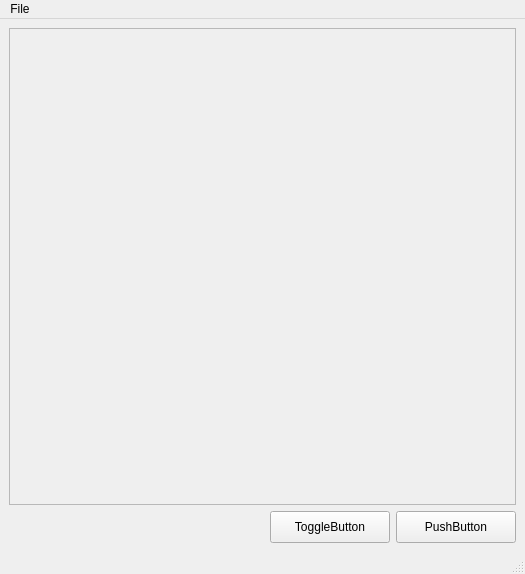
Before: the Qt Designer form mpl_qt/ui/main.ui in michaelhaberler/mpl_qt, drawn with Qt 5.
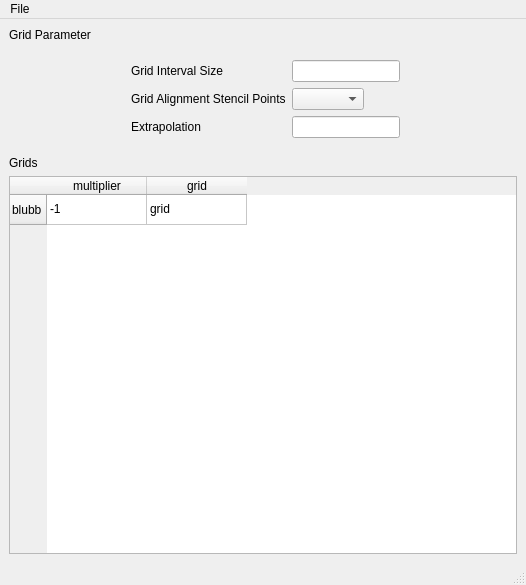
After: the same form once the commit is applied.

Diff of the .ui file:
```diff
--- a/mpl_qt/ui/main.ui
+++ b/mpl_qt/ui/main.ui
@@ -6,92 +6,124 @@
    <rect>
     <x>0</x>
     <y>0</y>
-    <width>525</width>
-    <height>574</height>
+    <width>526</width>
+    <height>585</height>
    </rect>
   </property>
   <property name="windowTitle">
    <string>mpl qt main</string>
   </property>
   <widget class="QWidget" name="centralwidget">
+   <property name="sizePolicy">
+    <sizepolicy hsizetype="Maximum" vsizetype="Maximum">
+     <horstretch>0</horstretch>
+     <verstretch>0</verstretch>
+    </sizepolicy>
+   </property>
    <layout class="QGridLayout" name="gridLayout_2">
-    <item row="2" column="0">
-     <spacer name="horizontalSpacer">
-      <property name="orientation">
-       <enum>Qt::Horizontal</enum>
+    <item row="0" column="0">
+     <layout class="QHBoxLayout" name="horizontalLayout" stretch="0">
+      <property name="sizeConstraint">
+       <enum>QLayout::SetDefaultConstraint</enum>
       </property>
-      <property name="sizeHint" stdset="0">
-       <size>
-        <width>246</width>
-        <height>20</height>
-       </size>
+      <property name="bottomMargin">
+       <number>0</number>
       </property>
-     </spacer>
-    </item>
-    <item row="2" column="1">
-     <layout class="QGridLayout" name="gridLayout">
-      <item row="0" column="1">
-       <widget class="QPushButton" name="pushButton">
-        <property name="minimumSize">
-         <size>
-          <width>120</width>
-          <height>32</height>
-         </size>
-        </property>
-        <property name="text">
-         <string>PushButton</string>
-        </property>
-        <property name="checkable">
-         <bool>false</bool>
-        </property>
-       </widget>
-      </item>
-      <item row="0" column="0">
-       <widget class="QPushButton" name="toggleButton">
-        <property name="enabled">
-         <bool>true</bool>
-        </property>
-        <property name="minimumSize">
-         <size>
-          <width>120</width>
-          <height>32</height>
-         </size>
-        </property>
-        <property name="acceptDrops">
-         <bool>false</bool>
-        </property>
-        <property name="text">
-         <string>ToggleButton</string>
-        </property>
-        <property name="checkable">
-         <bool>true</bool>
-        </property>
-        <property name="checked">
-         <bool>false</bool>
-        </property>
-        <property name="autoDefault">
-         <bool>false</bool>
-        </property>
-        <property name="default">
-         <bool>false</bool>
-        </property>
-        <property name="flat">
-         <bool>false</bool>
-        </property>
-       </widget>
+      <item>
+       <layout class="QVBoxLayout" name="verticalLayout">
+        <item>
+         <widget class="QLabel" name="label">
+          <property name="text">
+           <string>Grid Parameter</string>
+          </property>
+         </widget>
+        </item>
+        <item>
+         <layout class="QFormLayout" name="formLayout">
+          <property name="sizeConstraint">
+           <enum>QLayout::SetDefaultConstraint</enum>
+          </property>
+          <property name="fieldGrowthPolicy">
+           <enum>QFormLayout::FieldsStayAtSizeHint</enum>
+          </property>
+          <property name="formAlignment">
+           <set>Qt::AlignHCenter|Qt::AlignTop</set>
+          </property>
+          <property name="margin">
+           <number>12</number>
+          </property>
+          <item row="0" column="0">
+           <widget class="QLabel" name="gridIntervalSizeLabel">
+            <property name="text">
+             <string>Grid Interval Size</string>
+            </property>
+           </widget>
+          </item>
+          <item row="0" column="1">
+           <widget class="QLineEdit" name="gridIntervalSizeLineEdit"/>
+          </item>
+          <item row="1" column="0">
+           <widget class="QLabel" name="gridAlignmentStencilPointsLabel">
+            <property name="text">
+             <string>Grid Alignment Stencil Points</string>
+            </property>
+           </widget>
+          </item>
+          <item row="1" column="1">
+           <widget class="QComboBox" name="gridAlignmentStencilPointsComboBox"/>
+          </item>
+          <item row="2" column="0">
+           <widget class="QLabel" name="extrapolationLabel">
+            <property name="text">
+             <string>Extrapolation</string>
+            </property>
+           </widget>
+          </item>
+          <item row="2" column="1">
+           <widget class="QLineEdit" name="extrapolationLineEdit"/>
+          </item>
+         </layout>
+        </item>
+        <item>
+         <widget class="QLabel" name="label_2">
+          <property name="text">
+           <string>Grids</string>
+          </property>
+         </widget>
+        </item>
+        <item>
+         <widget class="QTableWidget" name="gridTableWidget">
+          <row>
+           <property name="text">
+            <string>blubb</string>
+           </property>
+          </row>
+          <column>
+           <property name="text">
+            <string>multiplier</string>
+           </property>
+          </column>
+          <column>
+           <property name="text">
+            <string>grid</string>
+           </property>
+          </column>
+          <item row="0" column="0">
+           <property name="text">
+            <string>-1</string>
+           </property>
+          </item>
+          <item row="0" column="1">
+           <property name="text">
+            <string>grid</string>
+           </property>
+          </item>
+         </widget>
+        </item>
+       </layout>
       </item>
      </layout>
     </item>
-    <item row="0" column="0" rowspan="2" colspan="2">
-     <widget class="QFrame" name="mplFrame">
-      <property name="frameShape">
-       <enum>QFrame::StyledPanel</enum>
-      </property>
-      <property name="frameShadow">
-       <enum>QFrame::Raised</enum>
-      </property>
-     </widget>
-    </item>
    </layout>
    <zorder>horizontalSpacer</zorder>
    <zorder>mplFrame</zorder>
@@ -102,7 +134,7 @@
     <rect>
      <x>0</x>
      <y>0</y>
-     <width>525</width>
+     <width>526</width>
      <height>22</height>
     </rect>
    </property>
```
Left out of the diff: 3 changed lines with no effect on the pictures.
